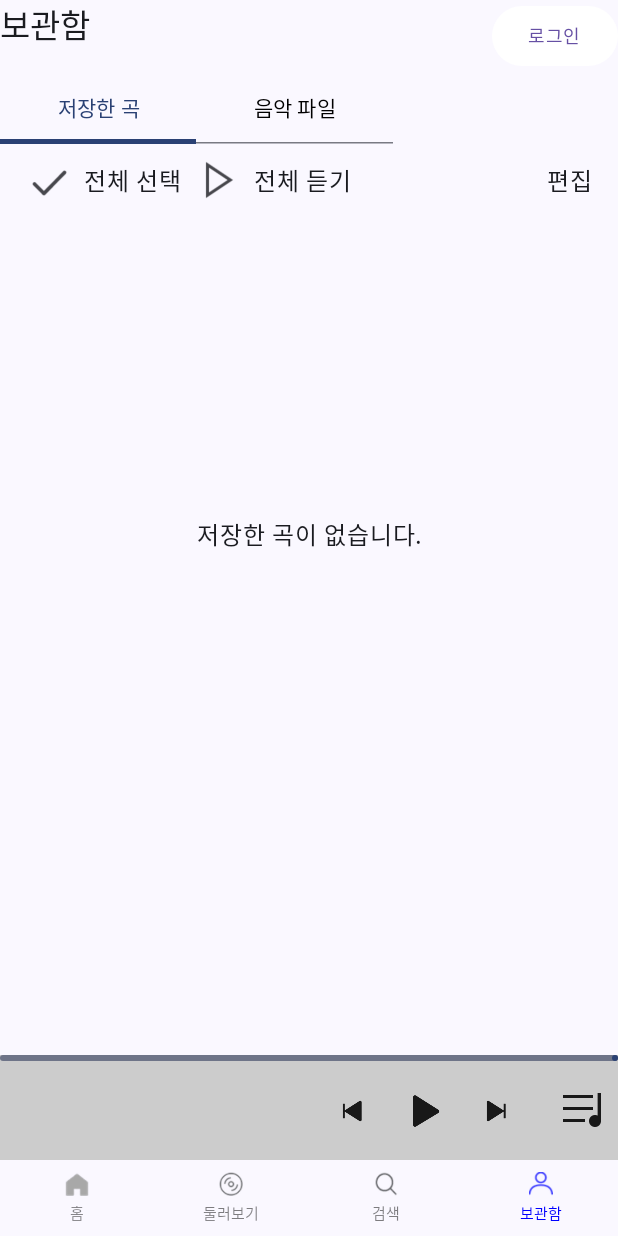
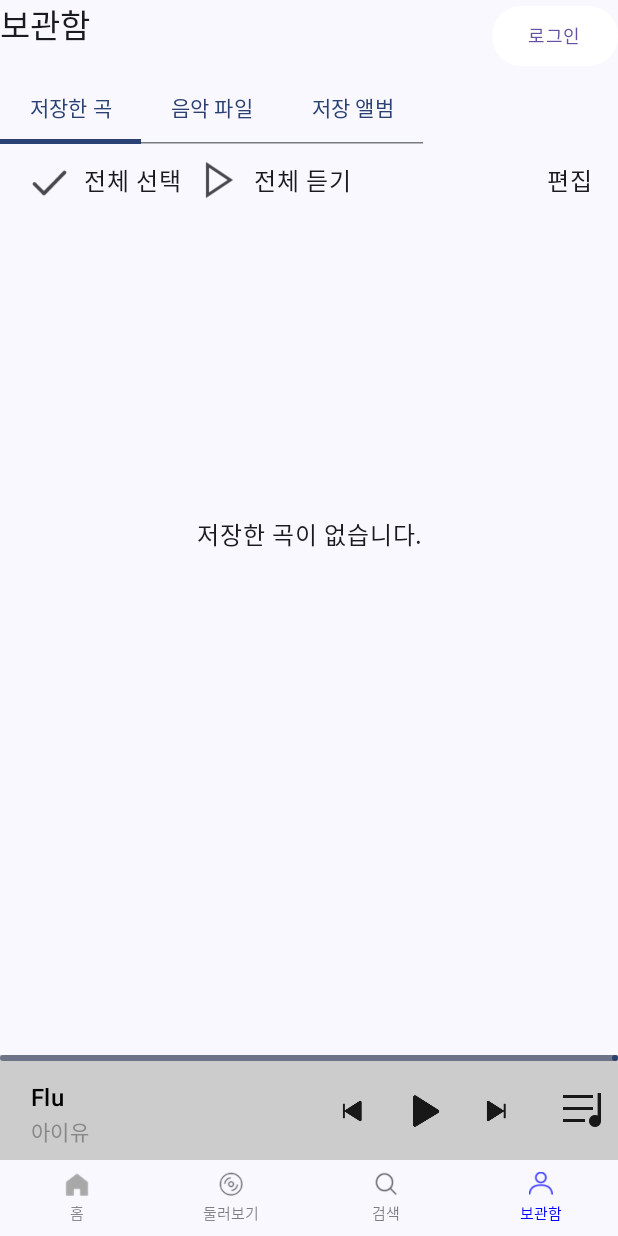
Before and after one commit to SSUMC-7th/Android_A, an Android app built with Jetpack Compose: the screen it shows after launch (MainActivity), after a tap on "보관함", on a phone screen of 412 x 824 dp. Run offline under Robolectric (Android 15) with nearby library versions, the phone set to English and light mode, and no system bars; our stand-ins replace Dagger/Hilt's generated code, Firebase (no records; nobody signed in at launch, a user with empty details on screens opened directly), Room's generated code, livedata-compose; 3 other taps on this screen came first.

Commit message:
[ike/#43] mission {feat. 보관함 저장앨범 추가}

```diff
--- a/app/src/main/java/umc/study/umc_7th/MainActivity.kt
+++ b/app/src/main/java/umc/study/umc_7th/MainActivity.kt
@@ -117,8 +117,8 @@ fun MyApp(viewModel: MusicViewModel) {
             composable(NavigationDestination.HOME.expression) { HomeScreen(navController, viewModel = viewModel) }
             composable(NavigationDestination.LOOK.expression) { LookScreen() }
             composable(NavigationDestination.SEARCH.expression) { }
-            composable(NavigationDestination.MY.expression) { LockerScreen() }
-            composable("Album") { AlbumScreen() }
+            composable(NavigationDestination.MY.expression) { LockerScreen(viewModel = viewModel) }
+            composable("Album") { AlbumScreen(viewModel = viewModel) }
         }
     }
 }
@@ -208,14 +208,13 @@ fun HomeScreen(navController: NavController, viewModel: MusicViewModel) {
 
 @RequiresApi(Build.VERSION_CODES.O)
 @Composable
-fun AlbumScreen() {
-    val mockViewModel = MockMusicViewModel()
-    AlbumFragment(viewModel = mockViewModel)
+fun AlbumScreen(viewModel: MusicViewModel) {
+    AlbumFragment(viewModel = viewModel)
 }
 
 @Composable
-fun LockerScreen() {
-    LockerFragment()
+fun LockerScreen(viewModel: MusicViewModel) {
+    LockerFragment(viewModel = viewModel)
 }
 
 @Composable
--- a/app/src/main/java/umc/study/umc_7th/data/source/local/AlbumDB.kt
+++ b/app/src/main/java/umc/study/umc_7th/data/source/local/AlbumDB.kt
@@ -9,7 +9,7 @@ import androidx.room.RoomDatabase
 import androidx.room.migration.Migration
 import androidx.sqlite.db.SupportSQLiteDatabase
 
-@Database(entities = [Song::class, Album::class], version = 2, exportSchema = false)
+@Database(entities = [Song::class, Album::class], version = 3, exportSchema = false)
 abstract class AppDatabase : RoomDatabase() {
     abstract fun albumDao(): AlbumDao
     abstract fun songDao(): SongDao
@@ -56,6 +56,28 @@ abstract class AppDatabase : RoomDatabase() {
             }
         }
 
+        val MIGRATION_2_3 = object : Migration(2, 3) {
+            override fun migrate(db: SupportSQLiteDatabase) {
+                db.execSQL("""
+                CREATE TABLE albumTable_temp (
+                id INTEGER PRIMARY KEY AUTOINCREMENT NOT NULL,
+                title TEXT NOT NULL,
+                singer TEXT NOT NULL,
+                coverImg INTEGER NOT NULL,
+                isLiked BOOLEAN NOT NULL DEFAULT false)
+                """)
+
+                db.execSQL("""
+                INSERT INTO albumTable_temp (id, title, singer, coverImg, isLiked)
+                SELECT id, title, singer, coverImg, isLiked FROM albumTable
+                """)
+
+                db.execSQL("DROP TABLE albumTable")
+
+                db.execSQL("ALTER TABLE albumTable_temp RENAME TO albumTable")
+            }
+        }
+
         fun getInstance(context: Context): AppDatabase {
             return INSTANCE ?: synchronized(this) {
                 val instance = Room.databaseBuilder(
@@ -63,8 +85,8 @@ abstract class AppDatabase : RoomDatabase() {
                     AppDatabase::class.java,
                     "music_database"
                 )
-                    .addMigrations(MIGRATION_1_2)
                     .fallbackToDestructiveMigration()
+                    .addMigrations(MIGRATION_1_2, MIGRATION_2_3)
                     .build()
                 INSTANCE = instance
                 instance
@@ -93,4 +115,5 @@ data class Album(
     var title: String = "",
     var singer: String = "",
     var coverImg: Int = 0,
+    var isLiked: Boolean = false
 )
--- a/app/src/main/java/umc/study/umc_7th/ui/screen/AlbumFragment.kt
+++ b/app/src/main/java/umc/study/umc_7th/ui/screen/AlbumFragment.kt
@@ -117,7 +117,7 @@ fun AlbumFragment(viewModel: MusicViewModel = MockMusicViewModel()) {
                     style = MaterialTheme.typography.bodyMedium
                     )
                 Text(
-                    text = "2021.03.25 | 정규 | 댄스 팝",
+                    text = R.string.album_info.toString(),
                     style = MaterialTheme.typography.bodyMedium
                 )
                 Row {
--- a/app/src/main/java/umc/study/umc_7th/ui/screen/LockerFragment.kt
+++ b/app/src/main/java/umc/study/umc_7th/ui/screen/LockerFragment.kt
@@ -1,5 +1,6 @@
 package umc.study.umc_7th.ui.screen
 
+import androidx.compose.foundation.Image
 import androidx.compose.foundation.layout.Column
 import androidx.compose.foundation.layout.Row
 import androidx.compose.foundation.layout.Spacer
@@ -7,7 +8,10 @@ import androidx.compose.foundation.layout.fillMaxSize
 import androidx.compose.foundation.layout.fillMaxWidth
 import androidx.compose.foundation.layout.height
 import androidx.compose.foundation.layout.padding
+import androidx.compose.foundation.layout.size
+import androidx.compose.foundation.layout.width
 import androidx.compose.foundation.layout.wrapContentHeight
+import androidx.compose.foundation.layout.wrapContentWidth
 import androidx.compose.foundation.lazy.LazyColumn
 import androidx.compose.foundation.lazy.itemsIndexed
 import androidx.compose.material.icons.Icons
@@ -23,15 +27,13 @@ import androidx.compose.material3.Tab
 import androidx.compose.material3.TabRow
 import androidx.compose.material3.Text
 import androidx.compose.runtime.Composable
-import androidx.compose.runtime.LaunchedEffect
-import androidx.compose.runtime.getValue
 import androidx.compose.runtime.livedata.observeAsState
 import androidx.compose.runtime.mutableStateOf
 import androidx.compose.runtime.remember
-import androidx.compose.runtime.setValue
 import androidx.compose.ui.Alignment
 import androidx.compose.ui.Modifier
 import androidx.compose.ui.graphics.Color
+import androidx.compose.ui.platform.LocalContext
 import androidx.compose.ui.res.painterResource
 import androidx.compose.ui.text.style.TextAlign
 import androidx.compose.ui.tooling.preview.Preview
@@ -40,29 +42,33 @@ import umc.study.umc_7th.R
 import umc.study.umc_7th.ui.composables.MiniPlayer
 import umc.study.umc_7th.ui.theme.Purple40
 import umc.study.umc_7th.ui.viewmodel.MockMusicViewModel
+import umc.study.umc_7th.ui.viewmodel.MusicViewModel
 
 @Composable
-fun LockerFragment() {
+fun LockerFragment(viewModel: MusicViewModel) {
 
-    var selectedTabIndex by remember { mutableStateOf(0) }
+    val selectedTabIndex = remember { mutableStateOf(0) }
+    val tabTitles = listOf("저장한 곡", "음악 파일", "저장 앨범")
 
-    val mockViewModel = MockMusicViewModel()
-    // ViewModel에서 더미 데이터를 로드
-    LaunchedEffect(Unit) {
-        mockViewModel.loadAlbum(1)
-        mockViewModel.loadSong(1)
+    val likedAlbums = viewModel.getLikedAlbums().observeAsState(emptyList()).value
+    val selectedAlbums = remember { mutableStateOf(likedAlbums.map { it.id to false }.toMap()) }
+    val onSelectAllClickAlbums: () -> Unit = {
+        val allSelected = likedAlbums.all { selectedAlbums.value[it.id] == true }
+        selectedAlbums.value = likedAlbums.associate { it.id to !allSelected }
     }
-
     // Get list of liked songs from the view model
-    val likedSongs = mockViewModel.getLikedSongs().observeAsState(emptyList()).value
+    val likedSongs = viewModel.getLikedSongs().observeAsState(emptyList()).value
     // Track the selected state for each item
     val selectedSongs = remember { mutableStateOf(likedSongs.map { it.id to false }.toMap()) }
     // Handle select all functionality
-    val onSelectAllClick: () -> Unit = {
+    val onSelectAllClickSongs: () -> Unit = {
         val allSelected = likedSongs.all { selectedSongs.value[it.id] == true }
         // Toggle all items based on current state
         selectedSongs.value = likedSongs.associate { it.id to !allSelected }
     }
+
+    val context = LocalContext.current
+    val album_info = context.getString(R.string.album_info)
 
     Scaffold(
         topBar = {
@@ -88,24 +94,17 @@ fun LockerFragment() {
                     }
                 }
                 TabRow(
-                    selectedTabIndex = selectedTabIndex,
-                    modifier = Modifier.padding(end = 150.dp)
+                    selectedTabIndex = selectedTabIndex.value,
+                    modifier = Modifier.padding(end = 130.dp)
                 ) {
+                    tabTitles.forEachIndexed { index, title ->
                         Tab(
-                        selected = selectedTabIndex == 0,
-                        onClick = { selectedTabIndex = 0 },
-                        text = { Text("저장한 곡") }
-                    )
-                    Tab(
-                        selected = selectedTabIndex == 1,
-                        onClick = { selectedTabIndex = 1 },
-                        text = {
-                            Text(
-                                "음악 파일",
-                                color = Color.Black
+                            selected = selectedTabIndex.value == index,
+                            onClick = { selectedTabIndex.value = index },
+                            text = { Text(title) },
+                            modifier = Modifier.wrapContentWidth()
                         )
                     }
-                    )
                 }
                 Row(
                     modifier = Modifier
@@ -113,7 +112,7 @@ fun LockerFragment() {
                         .padding(horizontal = 8.dp),
                     verticalAlignment = Alignment.CenterVertically
                 ) {
-                    IconButton(onClick = onSelectAllClick) {
+                    IconButton(onClick = onSelectAllClickSongs) {
                         Icon(
                             painter = painterResource(
                                 id = R.drawable.btn_playlist_select_off
@@ -141,10 +140,12 @@ fun LockerFragment() {
         modifier = Modifier.fillMaxSize(),
         bottomBar = {
             Column {
-                MiniPlayer(viewModel = mockViewModel, progress = 0f)
+                MiniPlayer(viewModel = viewModel, progress = 0f)
             }
         }
     ) { innerPadding ->
+        when (selectedTabIndex.value) {
+            0 -> {
                 LazyColumn(
                     modifier = Modifier.padding(innerPadding),
                     horizontalAlignment = Alignment.CenterHorizontally
@@ -162,7 +163,7 @@ fun LockerFragment() {
                             Spacer(modifier = Modifier.height(150.dp))
                         }
                     }
-            itemsIndexed(likedSongs) { index, song ->
+                    itemsIndexed(likedSongs) { _, song ->
                         Row(
                             modifier = Modifier
                                 .fillMaxWidth()
@@ -175,10 +176,9 @@ fun LockerFragment() {
                                 style = MaterialTheme.typography.bodyLarge,
                                 modifier = Modifier.weight(1f)
                             )
-
                             // Like/Unlike IconButton
                             IconButton(
-                        onClick = { mockViewModel.toggleLikeStatus(song) }
+                                onClick = { viewModel.toggleLikeStatus(song) }
                             ) {
                                 Icon(
                                     imageVector = if (song.isLike) Icons.Default.Favorite else Icons.Default.FavoriteBorder,
@@ -190,11 +190,77 @@ fun LockerFragment() {
                     }
                 }
             }
+            2 -> {
+                LazyColumn(
+                    modifier = Modifier.padding(innerPadding)
+                ) {
+                    if (likedAlbums.isEmpty()) {
+                        item {
+                            Spacer(modifier = Modifier.height(200.dp))
+                            Text(
+                                text = "저장한 앨범이 없습니다.",
+                                textAlign = TextAlign.Center,
+                                modifier = Modifier
+                                    .fillMaxWidth()
+                                    .wrapContentHeight()
+                            )
+                            Spacer(modifier = Modifier.height(150.dp))
+                        }
+                    }
+                    itemsIndexed(likedAlbums) { index, album ->
+                        Row(
+                            modifier = Modifier
+                                .fillMaxWidth()
+                                .padding(16.dp),
+                            verticalAlignment = Alignment.CenterVertically
+                        ) {
+                            Image(painter = painterResource(
+                                id = album.coverImg),
+                                contentDescription = "Album Cover",
+                                modifier = Modifier.size(100.dp)
+                            )
+                            Spacer(modifier = Modifier.width(16.dp))
+                            Column {
+                                Text(
+                                    text = album.title,
+                                    style = MaterialTheme.typography.bodyLarge
+                                )
+                                Text(
+                                    text = album.singer,
+                                    style = MaterialTheme.typography.bodySmall
+                                )
+                                Text(
+                                    text = album_info,
+                                    style = MaterialTheme.typography.bodySmall
+                                )
+                            }
+                            Spacer(modifier = Modifier.weight(1f))
+                            Row {
+                                IconButton(onClick = { /* Play 버튼 클릭 시 액션 */ }) {
+                                    Icon(
+                                        painter = painterResource(id = R.drawable.btn_player_play),
+                                        contentDescription = "Play"
+                                    )
+                                }
+                                IconButton(onClick = { /* More 버튼 클릭 시 액션 */ }) {
+                                    Icon(
+                                        painter = painterResource(id = R.drawable.btn_player_more),
+                                        contentDescription = "More"
+                                    )
+                                }
+                            }
+                        }
                     }
 
+                }
+            }
+        }
+    }
+}
 
 @Preview
 @Composable
 fun LockerFragmentPreview() {
-    LockerFragment()
+    val viewModel = MockMusicViewModel()
+    LockerFragment(viewModel)
 }
--- a/app/src/main/java/umc/study/umc_7th/ui/screen/LookFragment.kt
+++ b/app/src/main/java/umc/study/umc_7th/ui/screen/LookFragment.kt
@@ -3,7 +3,6 @@ package umc.study.umc_7th.ui.screen
 import androidx.compose.foundation.Image
 import androidx.compose.foundation.background
 import androidx.compose.foundation.clickable
-import androidx.compose.foundation.layout.Arrangement
 import androidx.compose.foundation.layout.Box
 import androidx.compose.foundation.layout.Column
 import androidx.compose.foundation.layout.Row
@@ -13,16 +12,13 @@ import androidx.compose.foundation.layout.fillMaxWidth
 import androidx.compose.foundation.layout.padding
 import androidx.compose.foundation.layout.size
 import androidx.compose.foundation.layout.width
-import androidx.compose.foundation.layout.wrapContentWidth
 import androidx.compose.foundation.lazy.LazyColumn
 import androidx.compose.foundation.shape.CircleShape
-import androidx.compose.material.icons.Icons
 import androidx.compose.material3.Button
 import androidx.compose.material3.ButtonDefaults
 import androidx.compose.material3.Icon
 import androidx.compose.material3.MaterialTheme
 import androidx.compose.material3.ScrollableTabRow
-import androidx.compose.material3.Tab
 import androidx.compose.material3.Text
 import androidx.compose.runtime.Composable
 import androidx.compose.runtime.mutableStateOf
@@ -32,7 +28,6 @@ import androidx.compose.ui.Modifier
 import androidx.compose.ui.draw.clip
 import androidx.compose.ui.graphics.Color
 import androidx.compose.ui.res.painterResource
-import androidx.compose.ui.text.TextStyle
 import androidx.compose.ui.tooling.preview.Preview
 import androidx.compose.ui.unit.dp
 import androidx.compose.ui.unit.sp
--- a/app/src/main/java/umc/study/umc_7th/ui/viewmodel/MockMusicViewModel.kt
+++ b/app/src/main/java/umc/study/umc_7th/ui/viewmodel/MockMusicViewModel.kt
@@ -112,4 +112,15 @@ class MockMusicViewModel : MusicViewModel(
             _album.value = albumRepository.getAlbumById(albumId)
         }
     }
+
+    override fun loadAllAlbums() {
+        viewModelScope.launch {
+            val albumData = albumRepository.getAllAlbums()  // getAllAlbums 호출
+            _album.postValue(albumData)
+        }
+    }
+
+    override fun getLikedAlbums(): LiveData<List<Album>> {
+        return _album.map { albums -> albums.filter { it.isLiked } }
+    }
 }
--- a/app/src/main/java/umc/study/umc_7th/ui/viewmodel/MusicViewModel.kt
+++ b/app/src/main/java/umc/study/umc_7th/ui/viewmodel/MusicViewModel.kt
@@ -77,7 +77,7 @@ open class MusicViewModel @Inject constructor(
 
     // 이전 곡
     open fun previousSong() {
-        _songList.value?.let { songs ->
+        _songList.value?.let { _ ->
             val prevIndex = (_currentSongIndex.value ?: 0) - 1
             if (prevIndex >= 0) {
                 _currentSongIndex.value = prevIndex
@@ -178,7 +178,7 @@ open class MusicViewModel @Inject constructor(
         }
     }
 
-    fun loadAllAlbums() {
+    open fun loadAllAlbums() {
         viewModelScope.launch {
             val albumData = albumRepository.getAllAlbums()  // getAllAlbums 호출
             _album.postValue(albumData)
@@ -192,31 +192,36 @@ open class MusicViewModel @Inject constructor(
                     id = 1,
                     title = "IU 5th Album 'LILAC'",
                     singer = "아이유 (IU)",
-                    coverImg = R.drawable.img_album_exp2
+                    coverImg = R.drawable.img_album_exp2,
+                    isLiked = false
                 ),
                 Album(
                     id = 2,
                     title = "Butter",
                     singer = "방탄소년단 (BTS)",
-                    coverImg = R.drawable.img_album_exp
+                    coverImg = R.drawable.img_album_exp,
+                    isLiked = false
                 ),
                 Album(
                     id = 3,
                     title = "iScreaM Vol.10 : Next Level Remixes",
                     singer = "에스파 (AESPA)",
-                    coverImg = R.drawable.img_album_exp3
+                    coverImg = R.drawable.img_album_exp3,
+                    isLiked = false
                 ),
                 Album(
                     id = 4,
                     title = "MAP OF THE SOUL : PERSONA",
                     singer = "방탄소년단 (BTS)",
-                    coverImg = R.drawable.img_album_exp4
+                    coverImg = R.drawable.img_album_exp4,
+                    isLiked = false
                 ),
                 Album(
                     id = 5,
                     title = "GREAT!",
                     singer = "모모랜드",
-                    coverImg = R.drawable.img_album_exp5
+                    coverImg = R.drawable.img_album_exp5,
+                    isLiked = false
                 )
             )
             // Dummy albums 삽입
@@ -225,6 +230,10 @@ open class MusicViewModel @Inject constructor(
             // DB에서 전체 앨범 목록 가져와 LiveData에 반영
             _album.value = albumRepository.getAllAlbums()
         }
+    }
+
+    open fun getLikedAlbums(): LiveData<List<Album>> {
+        return _album.map { albums -> albums.filter { it.isLiked } }
     }
 
     private val _currentTime = MutableStateFlow(0f)
--- a/app/src/main/res/values/strings.xml
+++ b/app/src/main/res/values/strings.xml
@@ -1,4 +1,5 @@
 <resources>
     <string name="app_name">FLO</string>
     <string name="title_activity_main">MainActivity</string>
+    <string name="album_info">2021.03.25|정규|댄스 팝</string>
 </resources>
--- a/settings.gradle.kts
+++ b/settings.gradle.kts
@@ -21,4 +21,3 @@ dependencyResolutionManagement {
 
 rootProject.name = "umc_7th"
 include(":app")
-include(":memo")
```
Lines whose indentation alone changed are shown as unchanged.
